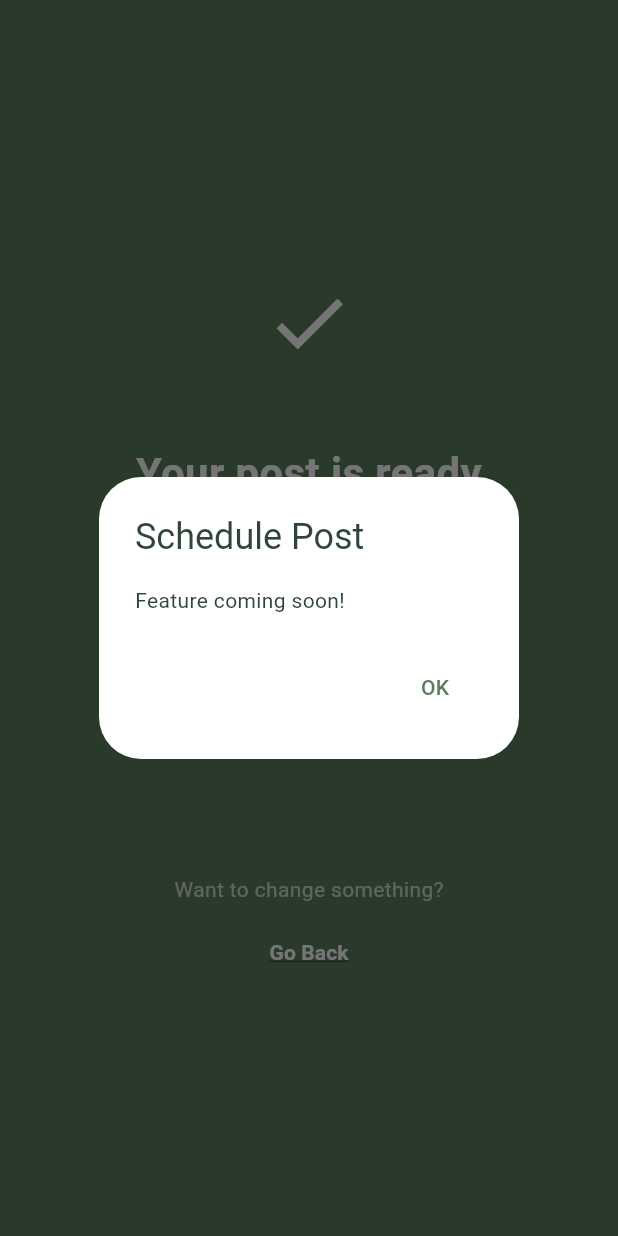
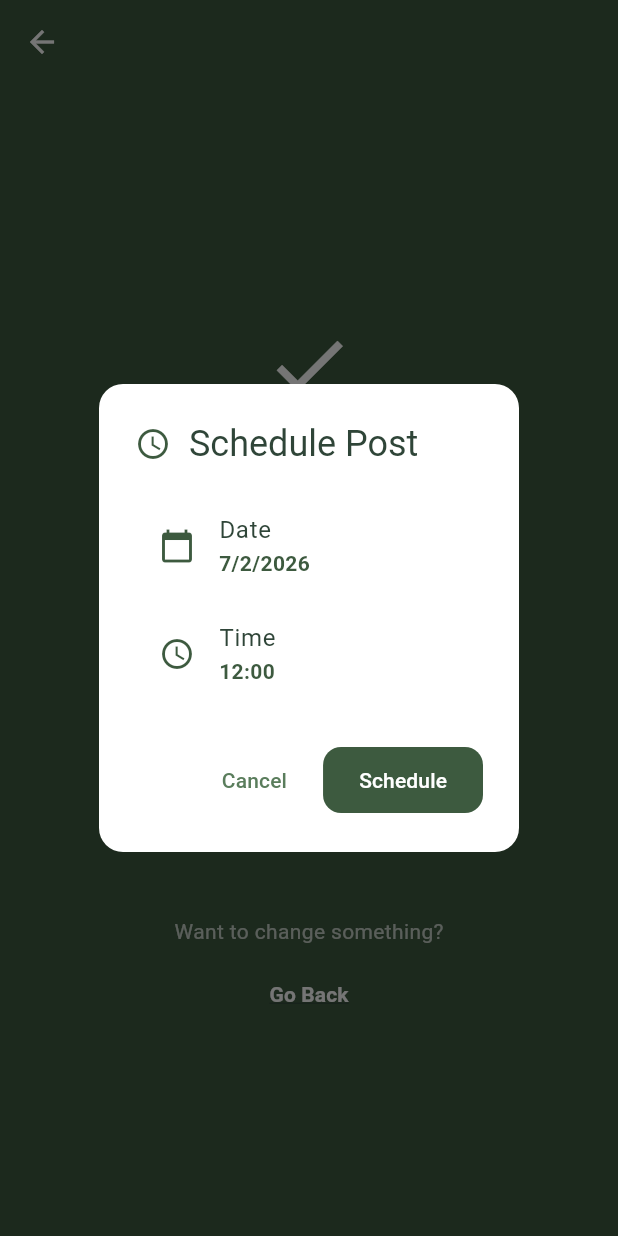
Before and after one commit to toshvarma/coco-app, a Flutter app: the PostReadyScreen screen opened directly with empty values, after a tap on "or schedule for later", on a phone screen of 412 x 824 dp. Run offline on Flutter 3.47's test engine with Material 3 defaults, Android fonts, the phone set to English and light mode, and no system bars; our stand-ins replace flutter_markdown, shared_preferences; accounts and stored records are empty.

Commit message:
Added Backend for calendar
Not fully working

```diff
--- a/lib/presentation/screens/post_ready_screen.dart
+++ b/lib/presentation/screens/post_ready_screen.dart
@@ -1,4 +1,7 @@
 import 'package:flutter/material.dart';
+import '../../core/constants/colors.dart';
+import '../../data/services/schedule_service.dart';
+import '../../domain/models/scheduled_post_model.dart';
 
 class PostReadyScreen extends StatelessWidget {
   final String platform;
@@ -16,10 +19,16 @@ class PostReadyScreen extends StatelessWidget {
 
   @override
   Widget build(BuildContext context) {
-    final colorScheme = Theme.of(context).colorScheme;
-
     return Scaffold(
-      backgroundColor: colorScheme.primary,
+      backgroundColor: AppColors.primarygreen,
+      appBar: AppBar(
+        backgroundColor: AppColors.primarygreen,
+        elevation: 0,
+        leading: IconButton(
+          icon: const Icon(Icons.arrow_back, color: Colors.white),
+          onPressed: () => Navigator.pop(context),
+        ),
+      ),
       body: SafeArea(
         child: Center(
           child: Padding(
@@ -31,25 +40,25 @@ class PostReadyScreen extends StatelessWidget {
                   width: 100,
                   height: 100,
                   decoration: BoxDecoration(
-                    color: colorScheme.primary,
+                    color: AppColors.primarygreen,
                     shape: BoxShape.circle,
                   ),
-                  child: Icon(
+                  child: const Icon(
                     Icons.check,
                     size: 60,
-                    color: colorScheme.onPrimary,
+                    color: Colors.white,
                   ),
                 ),
 
                 const SizedBox(height: 32),
 
-                Text(
+                const Text(
                   'Your post is ready\nand waiting',
                   textAlign: TextAlign.center,
                   style: TextStyle(
                     fontSize: 28,
                     fontWeight: FontWeight.bold,
-                    color: colorScheme.onPrimary,
+                    color: Colors.white,
                     height: 1.3,
                   ),
                 ),
@@ -64,13 +73,13 @@ class PostReadyScreen extends StatelessWidget {
                       ScaffoldMessenger.of(context).showSnackBar(
                         SnackBar(
                           content: const Text('Post confirmed!'),
-                          backgroundColor: colorScheme.primary,
+                          backgroundColor: AppColors.primarygreen,
                         ),
                       );
                     },
                     style: ElevatedButton.styleFrom(
-                      backgroundColor: colorScheme.secondaryContainer,
-                      foregroundColor: colorScheme.primary,
+                      backgroundColor: AppColors.lightGreen,
+                      foregroundColor: AppColors.primarygreen,
                       shape: RoundedRectangleBorder(
                         borderRadius: BorderRadius.circular(25),
                       ),
@@ -88,25 +97,11 @@ class PostReadyScreen extends StatelessWidget {
                 const SizedBox(height: 16),
 
                 TextButton(
-                  onPressed: () {
-                    showDialog(
-                      context: context,
-                      builder: (context) => AlertDialog(
-                        title: const Text('Schedule Post'),
-                        content: const Text('Feature coming soon!'),
-                        actions: [
-                          TextButton(
-                            onPressed: () => Navigator.pop(context),
-                            child: const Text('OK'),
-                          ),
-                        ],
-                      ),
-                    );
-                  },
-                  child: Text(
+                  onPressed: () => _showScheduleDialog(context),
+                  child: const Text(
                     'or schedule for later',
                     style: TextStyle(
-                      color: colorScheme.onPrimary,
+                      color: Colors.white,
                       decoration: TextDecoration.underline,
                     ),
                   ),
@@ -114,19 +109,19 @@ class PostReadyScreen extends StatelessWidget {
 
                 const SizedBox(height: 60),
 
-                Text(
+                const Text(
                   'Want to change something?',
-                  style: TextStyle(color: colorScheme.onPrimary.withOpacity(0.7)),
+                  style: TextStyle(color: Colors.white70),
                 ),
 
                 const SizedBox(height: 8),
 
                 TextButton(
                   onPressed: () => Navigator.pop(context),
-                  child: Text(
+                  child: const Text(
                     'Go Back',
                     style: TextStyle(
-                      color: colorScheme.onPrimary,
+                      color: Colors.white,
                       fontWeight: FontWeight.w600,
                       decoration: TextDecoration.underline,
                     ),
@@ -139,4 +134,132 @@ class PostReadyScreen extends StatelessWidget {
       ),
     );
   }
+
+  void _showScheduleDialog(BuildContext context) {
+    DateTime selectedDate = DateTime.now();
+    TimeOfDay selectedTime = TimeOfDay(hour: 12, minute: 0);
+
+    showDialog(
+      context: context,
+      builder: (dialogContext) => StatefulBuilder(
+        builder: (context, setState) {
+          return AlertDialog(
+            shape: RoundedRectangleBorder(borderRadius: BorderRadius.circular(16)),
+            title: Row(
+              children: [
+                Icon(Icons.schedule, color: AppColors.primarygreen),
+                const SizedBox(width: 12),
+                const Text('Schedule Post'),
+              ],
+            ),
+            content: Column(
+              mainAxisSize: MainAxisSize.min,
+              children: [
+                ListTile(
+                  leading: Icon(Icons.calendar_today, color: AppColors.primarygreen),
+                  title: const Text('Date'),
+                  subtitle: Text(
+                    '${selectedDate.day}/${selectedDate.month}/${selectedDate.year}',
+                    style: TextStyle(
+                      color: AppColors.primarygreen,
+                      fontWeight: FontWeight.bold,
+                    ),
+                  ),
+                  onTap: () async {
+                    final DateTime? picked = await showDatePicker(
+                      context: context,
+                      initialDate: selectedDate,
+                      firstDate: DateTime.now(),
+                      lastDate: DateTime.now().add(const Duration(days: 365)),
+                    );
+                    if (picked != null) {
+                      setState(() => selectedDate = picked);
+                    }
+                  },
+                ),
+
+                ListTile(
+                  leading: Icon(Icons.access_time, color: AppColors.primarygreen),
+                  title: const Text('Time'),
+                  subtitle: Text(
+                    '${selectedTime.hour.toString().padLeft(2, '0')}:${selectedTime.minute.toString().padLeft(2, '0')}',
+                    style: TextStyle(
+                      color: AppColors.primarygreen,
+                      fontWeight: FontWeight.bold,
+                    ),
+                  ),
+                  onTap: () async {
+                    final TimeOfDay? picked = await showTimePicker(
+                      context: context,
+                      initialTime: selectedTime,
+                    );
+                    if (picked != null) {
+                      setState(() => selectedTime = picked);
+                    }
+                  },
+                ),
+              ],
+            ),
+            actions: [
+              TextButton(
+                onPressed: () => Navigator.pop(dialogContext),
+                child: const Text('Cancel'),
+              ),
+              ElevatedButton(
+                onPressed: () {
+                  Navigator.pop(dialogContext);
+                  _schedulePost(context, selectedDate, selectedTime);
+                },
+                style: ElevatedButton.styleFrom(
+                  backgroundColor: AppColors.primarygreen,
+                  foregroundColor: Colors.white,
+                ),
+                child: const Text('Schedule'),
+              ),
+            ],
+          );
+        },
+      ),
+    );
+  }
+
+  Future<void> _schedulePost(BuildContext context, DateTime date, TimeOfDay time) async {
+    final scheduleService = ScheduleService();
+
+    final post = ScheduledPost(
+      id: DateTime.now().millisecondsSinceEpoch.toString(),
+      platform: platform,
+      topic: templateName,
+      note: caption,
+      isDraft: false,
+      date: date,
+      time: '${time.hour.toString().padLeft(2, '0')}:${time.minute.toString().padLeft(2, '0')}',
+    );
+
+    final success = await scheduleService.schedulePost(post);
+
+    if (!context.mounted) return;
+
+    if (success) {
+      ScaffoldMessenger.of(context).showSnackBar(
+        SnackBar(
+          content: Row(
+            children: const [
+              Icon(Icons.check_circle, color: Colors.white),
+              SizedBox(width: 12),
+              Text('Post scheduled successfully!'),
+            ],
+          ),
+          backgroundColor: AppColors.primarygreen,
+        ),
+      );
+    } else {
+      ScaffoldMessenger.of(context).showSnackBar(
+        const SnackBar(
+          content: Text('Failed to schedule post'),
+          backgroundColor: Colors.red,
+        ),
+      );
+    }
+  }
 }
```
Also changed, not shown: lib/data/services/schedule_service.dart (added, +66 -0 lines), lib/presentation/screens/calendar_screen.dart (+127 -80 lines), 1 other file.
